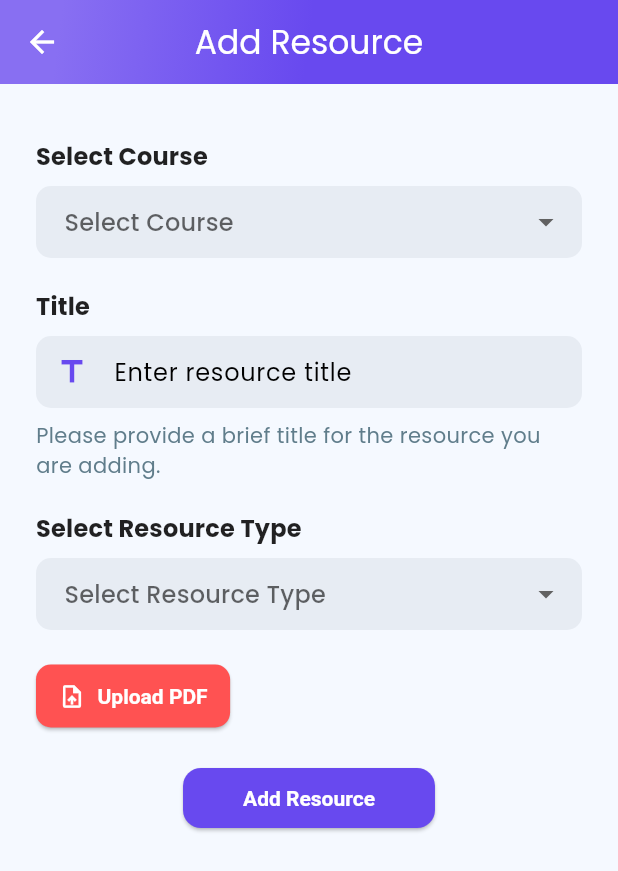
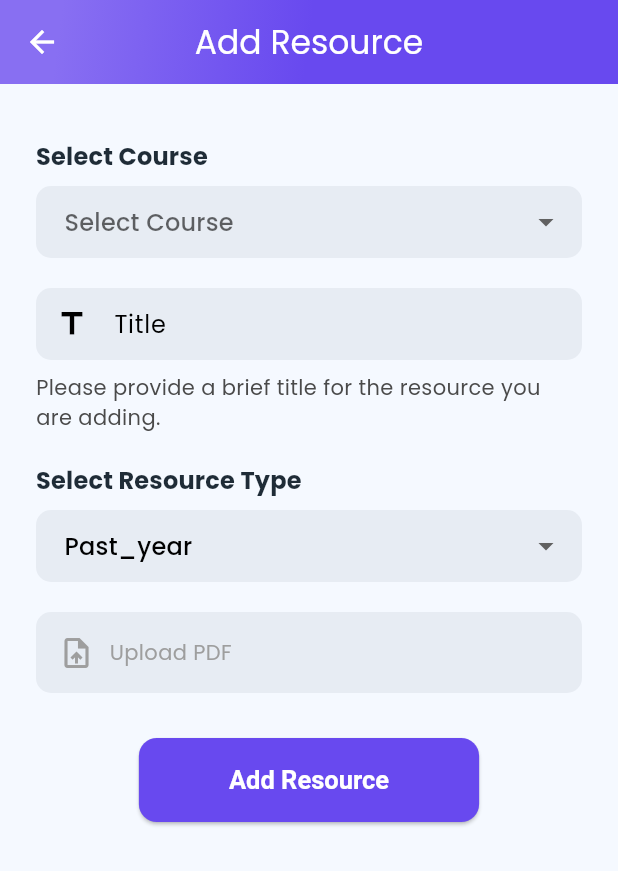
Before and after one commit to zw-weng/EduConnect-Xcode, a Flutter app: the ResourcesScreen screen opened directly, after a tap on the "add" icon, on a phone screen of 412 x 824 dp. Shown: the top 871 px of the screen. Run offline on Flutter 3.47's test engine with Material 3 defaults, Android fonts, the phone set to English and light mode, and no system bars; our stand-ins replace carousel_slider, dio, google_nav_bar, youtube_player_flutter; missing offline and left inert: external_path, flutter_file_dialog, pdfx, youtube_explode_dart.

Commit message:
update ui

```diff
--- a/lib/screens/add_resource_screen.dart
+++ b/lib/screens/add_resource_screen.dart
@@ -1,3 +1,4 @@
+import 'package:educonnect/constants/colors.dart';
 import 'package:flutter/material.dart';
 import 'package:flutter_file_dialog/flutter_file_dialog.dart';
 import 'package:educonnect/models/course.dart';
@@ -20,13 +21,13 @@ class AddResourceScreen extends StatefulWidget {
 
 class _AddResourceScreenState extends State<AddResourceScreen> {
   String? selectedCourse;
-  String? selectedType;
+  String selectedType = 'past_year';
   String title = '';
   String? videoUrl;
   File? selectedFile;
 
   Future<void> _pickFile() async {
-    const params = OpenFileDialogParams(
+    final params = const OpenFileDialogParams(
       fileExtensionsFilter: ['pdf'],
     );
     final filePath = await FlutterFileDialog.pickFile(params: params);
@@ -53,7 +54,7 @@ class _AddResourceScreenState extends State<AddResourceScreen> {
       Resource newResource = Resource(
         title: title,
         pdfUrl: resourcePath,
-        type: selectedType!,
+        type: selectedType,
         icon: selectedType == 'video'
             ? Icons.play_circle_fill
             : Icons.picture_as_pdf,
@@ -90,8 +91,8 @@ class _AddResourceScreenState extends State<AddResourceScreen> {
               end: Alignment.bottomRight,
               stops: [0.1, 0.5],
               colors: [
-                Color(0xFF886FF2), // kPrimaryLight
-                Color(0xFF6849EF), // kPrimaryColor
+                kPrimaryLight, // kPrimaryLight
+                kPrimaryColor, // kPrimaryColor
               ],
             ),
           ),
@@ -134,15 +135,17 @@ class _AddResourceScreenState extends State<AddResourceScreen> {
               },
             ),
             const SizedBox(height: 8),
-            const Text(
+            Text(
               "Please provide a brief title for the resource you are adding.",
-              style: TextStyle(color: Colors.blueGrey, fontSize: 14),
+              style: TextStyle(
+                color: Color(0xFF4A4A4A), // kTextColor for subtitle text
+                fontSize: 14,
+              ),
             ),
             const SizedBox(height: 20),
             _buildLabel("Select Resource Type"),
             const SizedBox(height: 8),
             _buildDropdownField<String>(
-              hint: "Select Resource Type",
               value: selectedType,
               items: <String>['past_year', 'notes', 'video'].map((String type) {
                 return DropdownMenuItem<String>(
@@ -157,6 +160,7 @@ class _AddResourceScreenState extends State<AddResourceScreen> {
                   selectedFile = null;
                 });
               },
+              hint: '',
             ),
             const SizedBox(height: 20),
             if (selectedType == 'video') ...[
@@ -173,19 +177,25 @@ class _AddResourceScreenState extends State<AddResourceScreen> {
             ] else ...[
               _buildFileUploadButton(),
             ],
-            const SizedBox(height: 20),
+            const SizedBox(height: 30),
             Center(
               child: ElevatedButton(
                 onPressed: _addResource,
                 style: ElevatedButton.styleFrom(
                   foregroundColor: Colors.white,
-                  backgroundColor: const Color(0xFF6849EF), // Primary color
-                  padding: const EdgeInsets.symmetric(vertical: 12, horizontal: 40),
+                  backgroundColor: kPrimaryColor, // Primary color
+                  padding: const EdgeInsets.symmetric(
+                      vertical: 18,
+                      horizontal: 60), // Increased padding for larger button
                   shape: RoundedRectangleBorder(
                     borderRadius: BorderRadius.circular(12),
                   ),
                 ),
-                child: const Text("Add Resource"),
+                child: const Text(
+                  "Add Resource",
+                  style: TextStyle(
+                      fontSize: 17), // Adjust font size for larger button
+                ),
               ),
             ),
           ],
@@ -199,7 +209,7 @@ class _AddResourceScreenState extends State<AddResourceScreen> {
       label,
       style: Theme.of(context).textTheme.titleMedium?.copyWith(
             fontWeight: FontWeight.bold,
-            color: Colors.black87,
+            color: kTextColor,
           ),
     );
   }
@@ -214,8 +224,9 @@ class _AddResourceScreenState extends State<AddResourceScreen> {
       value: value,
       decoration: InputDecoration(
         filled: true,
-        fillColor: const Color(0xFFE7ECF3), // Updated to new light gray color
-        contentPadding: const EdgeInsets.symmetric(horizontal: 15, vertical: 10),
+        fillColor: const Color(0xFFE7ECF3), // Light gray background color
+        contentPadding:
+            const EdgeInsets.symmetric(horizontal: 15, vertical: 10),
         border: OutlineInputBorder(
           borderRadius: BorderRadius.circular(10),
           borderSide: BorderSide.none,
@@ -234,46 +245,53 @@ class _AddResourceScreenState extends State<AddResourceScreen> {
     required IconData icon,
     required ValueChanged<String> onChanged,
   }) {
-    return Column(
-      crossAxisAlignment: CrossAxisAlignment.start,
-      children: [
-        _buildLabel(label),
-        const SizedBox(height: 8),
-        TextField(
+    return TextField(
       onChanged: onChanged,
       decoration: InputDecoration(
+        labelText: label,
         hintText: hintText,
-            prefixIcon: Icon(icon, color: const Color(0xFF6849EF)),
+        prefixIcon: Icon(icon),
         filled: true,
-            fillColor: const Color(0xFFE7ECF3), // Updated to new light gray color
-            contentPadding: const EdgeInsets.symmetric(horizontal: 15, vertical: 10),
+        fillColor: const Color(0xFFE7ECF3), // Light gray background color
+        contentPadding:
+            const EdgeInsets.symmetric(horizontal: 15, vertical: 10),
         border: OutlineInputBorder(
           borderRadius: BorderRadius.circular(10),
           borderSide: BorderSide.none,
         ),
-            focusedBorder: OutlineInputBorder(
+      ),
+    );
+  }
+
+  Widget _buildFileUploadButton() {
+    return GestureDetector(
+      onTap: _pickFile,
+      child: Container(
+        padding: const EdgeInsets.symmetric(horizontal: 15, vertical: 15),
+        decoration: BoxDecoration(
+          color: const Color(0xFFE7ECF3), // Light gray background color
           borderRadius: BorderRadius.circular(10),
-              borderSide: const BorderSide(color: Color(0xFF6849EF)),
+        ),
+        child: Row(
+          mainAxisAlignment: MainAxisAlignment.start,
+          children: [
+            const Icon(Icons.upload_file, color: Colors.grey),
+            const SizedBox(width: 10),
+            Expanded(
+              child: SingleChildScrollView(
+                scrollDirection: Axis.horizontal,
+                child: Text(
+                  selectedFile != null
+                      ? selectedFile!.path.split('/').last
+                      : "Upload PDF",
+                  style: const TextStyle(color: Colors.grey),
+                  overflow: TextOverflow.ellipsis,
                 ),
               ),
             ),
           ],
-    );
-  }
-
-  Widget _buildFileUploadButton() {
-    return ElevatedButton.icon(
-      onPressed: _pickFile,
-      style: ElevatedButton.styleFrom(
-        padding: const EdgeInsets.symmetric(vertical: 12, horizontal: 15),
-        backgroundColor: Colors.redAccent,
-        foregroundColor: Colors.white,
-        shape: RoundedRectangleBorder(
-          borderRadius: BorderRadius.circular(10),
         ),
       ),
-      icon: const Icon(Icons.upload_file),
-      label: const Text("Upload PDF"),
     );
   }
 }
--- a/lib/screens/resources_screen.dart
+++ b/lib/screens/resources_screen.dart
@@ -68,7 +68,12 @@ class _ResourcesScreenState extends State<ResourcesScreen> {
   Widget build(BuildContext context) {
     return Scaffold(
       appBar: AppBar(
-        title: const Text("Select Your Subject"),
+        title: Text(
+          "Course Resources",
+          style: Theme.of(context).textTheme.titleLarge?.copyWith(
+                color: Colors.white,
+              ),
+        ),
         centerTitle: true,
         flexibleSpace: Container(
           decoration: const BoxDecoration(
@@ -77,8 +82,8 @@ class _ResourcesScreenState extends State<ResourcesScreen> {
               end: Alignment.bottomRight,
               stops: [0.1, 0.5],
               colors: [
-                kPrimaryLight,
-                kPrimaryColor,
+                kPrimaryLight, // Light gradient color
+                kPrimaryColor, // Dark gradient color
               ],
             ),
           ),
```
Lines whose indentation alone changed are shown as unchanged.
